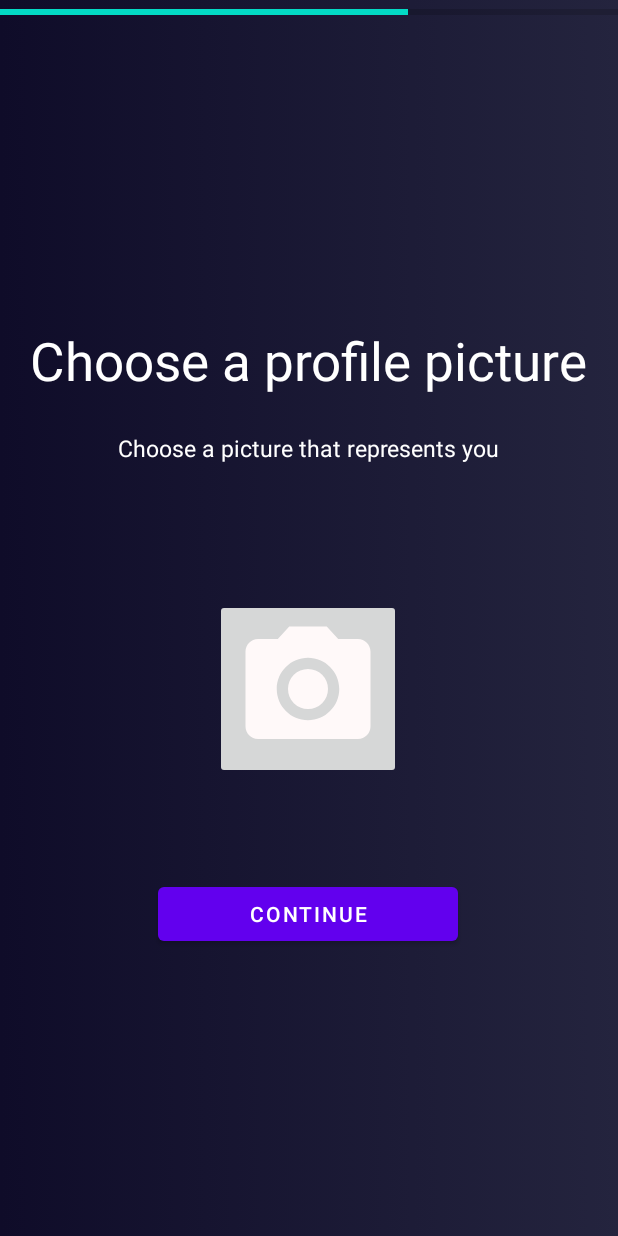
After one commit to AlexHelsing/Seeed-Sentinel-Security-System, an Android app: the UserLogin2Activity screen opened directly, with no data from a screen before it, on a phone screen of 412 x 824 dp. The commit adds this screen. Run offline under Robolectric (Android 15) with nearby library versions, the phone set to English and light mode, and no system bars.

Commit message:
add login/create account page, add basic functionality to buttons to progress through screens

```diff
--- /dev/null
+++ b/Client/app/src/main/java/com/example/androidapp/UserLogin2Activity.java
@@ -0,0 +1,27 @@
+package com.example.androidapp;
+
+import androidx.appcompat.app.AppCompatActivity;
+
+import android.annotation.SuppressLint;
+import android.content.Intent;
+import android.os.Bundle;
+import android.widget.Button;
+
+public class UserLogin2Activity extends AppCompatActivity {
+
+    Button continueButton;
+
+    @SuppressLint("MissingInflatedId")
+    @Override
+    protected void onCreate(Bundle savedInstanceState) {
+        super.onCreate(savedInstanceState);
+        setContentView(R.layout.activity_user_login2);
+
+        continueButton = findViewById(R.id.btn_continue2);
+        continueButton.setOnClickListener(view -> {
+            // start alarm status activity
+            Intent intent = new Intent(UserLogin2Activity.this, UserLoginPatternActivity.class);
+            startActivity(intent);
+        });
+    }
+}
--- /dev/null
+++ b/Client/app/src/main/res/drawable/ic_camera.xml
@@ -0,0 +1,6 @@
+<vector android:height="100dp" android:tint="#FFF9F9"
+    android:viewportHeight="24" android:viewportWidth="24"
+    android:width="100dp" xmlns:android="http://schemas.android.com/apk/res/android">
+    <path android:fillColor="@android:color/white" android:pathData="M12,12m-3.2,0a3.2,3.2 0,1 1,6.4 0a3.2,3.2 0,1 1,-6.4 0"/>
+    <path android:fillColor="@android:color/white" android:pathData="M9,2L7.17,4L4,4c-1.1,0 -2,0.9 -2,2v12c0,1.1 0.9,2 2,2h16c1.1,0 2,-0.9 2,-2L22,6c0,-1.1 -0.9,-2 -2,-2h-3.17L15,2L9,2zM12,17c-2.76,0 -5,-2.24 -5,-5s2.24,-5 5,-5 5,2.24 5,5 -2.24,5 -5,5z"/>
+</vector>
--- a/Client/app/src/main/res/layout/activity_main.xml
+++ b/Client/app/src/main/res/layout/activity_main.xml
@@ -163,6 +163,7 @@
             android:layout_column="1"
             android:layout_margin="12dp">
             <LinearLayout
+                android:id="@+id/placeholder_button"
                 android:background="@color/bluelaw3"
                 android:layout_width="match_parent"
                 android:layout_height="match_parent"
@@ -178,7 +179,6 @@
                     android:contentDescription="@string/placeholder_icon" />
 
                 <TextView
-                    android:id="@+id/placeholder_button"
                     android:layout_width="wrap_content"
                     android:layout_height="wrap_content"
                     android:text="@string/placeholder"
--- /dev/null
+++ b/Client/app/src/main/res/layout/activity_user_login2.xml
@@ -0,0 +1,75 @@
+<?xml version="1.0" encoding="utf-8"?>
+<androidx.constraintlayout.widget.ConstraintLayout xmlns:android="http://schemas.android.com/apk/res/android"
+    xmlns:app="http://schemas.android.com/apk/res-auto"
+    xmlns:tools="http://schemas.android.com/tools"
+    android:layout_width="match_parent"
+    android:layout_height="match_parent"
+    tools:context=".UserLogin2Activity"
+    android:background="@drawable/bluegradient">
+
+    <ProgressBar
+        android:id="@+id/progressBar2"
+        android:progress="66"
+        style="?android:attr/progressBarStyleHorizontal"
+        android:layout_width="match_parent"
+        android:layout_height="wrap_content"
+        app:layout_constraintBottom_toBottomOf="parent"
+        app:layout_constraintEnd_toEndOf="parent"
+        app:layout_constraintHorizontal_bias="0.498"
+        app:layout_constraintStart_toStartOf="parent"
+        app:layout_constraintTop_toTopOf="parent"
+        app:layout_constraintVertical_bias="0.0" />
+
+    <TextView
+        android:id="@+id/textView2"
+        android:layout_width="wrap_content"
+        android:layout_height="wrap_content"
+        android:text="Choose a profile picture"
+        android:textColor="@color/white"
+        android:textSize="35dp"
+        app:layout_constraintBottom_toBottomOf="parent"
+        app:layout_constraintEnd_toEndOf="parent"
+        app:layout_constraintHorizontal_bias="0.496"
+        app:layout_constraintStart_toStartOf="parent"
+        app:layout_constraintTop_toTopOf="parent"
+        app:layout_constraintVertical_bias="0.279" />
+
+    <TextView
+        android:id="@+id/textView3"
+        android:layout_width="wrap_content"
+        android:layout_height="wrap_content"
+        android:text="Choose a picture that represents you"
+        android:textColor="@color/white"
+        android:textSize="15dp"
+        app:layout_constraintBottom_toBottomOf="parent"
+        app:layout_constraintEnd_toEndOf="parent"
+        app:layout_constraintStart_toStartOf="parent"
+        app:layout_constraintTop_toBottomOf="@+id/textView2"
+        app:layout_constraintVertical_bias="0.044" />
+
+    <ImageButton
+        android:id="@+id/imageButton"
+        android:layout_width="wrap_content"
+        android:layout_height="wrap_content"
+        app:layout_constraintBottom_toBottomOf="parent"
+        app:layout_constraintEnd_toEndOf="parent"
+        app:layout_constraintHorizontal_bias="0.498"
+        app:layout_constraintStart_toStartOf="parent"
+        app:layout_constraintTop_toBottomOf="@+id/textView3"
+        app:layout_constraintVertical_bias="0.228"
+        app:srcCompat="@drawable/ic_camera" />
+
+    <Button
+        android:id="@+id/btn_continue2"
+        android:layout_width="200dp"
+        android:layout_height="wrap_content"
+        android:text="Continue"
+        app:layout_constraintBottom_toBottomOf="parent"
+        app:layout_constraintEnd_toEndOf="parent"
+        app:layout_constraintHorizontal_bias="0.498"
+        app:layout_constraintStart_toStartOf="parent"
+        app:layout_constraintTop_toBottomOf="@+id/imageButton"
+        app:layout_constraintVertical_bias="0.258" />
+
+
+</androidx.constraintlayout.widget.ConstraintLayout>
--- a/Client/app/src/main/res/values/strings.xml
+++ b/Client/app/src/main/res/values/strings.xml
@@ -22,5 +22,7 @@
     <string name="save_pattern">Save pattern</string>
     <string name="status_active">Status: Active</string>
     <string name="status_armed">Status: Armed</string>
+    <string name="create_account">Create Account</string>
+    <string name="sign_in">Sign in</string>
 
 </resources>
```
Also changed, not shown: Client/app/src/main/AndroidManifest.xml (+13 -7 lines), Client/app/src/main/java/com/example/androidapp/LoginPageActivity.java (added, +34 -0 lines), Client/app/src/main/java/com/example/androidapp/MainActivity.java (+11 -0 lines), Client/app/src/main/java/com/example/androidapp/UserLoginActivity.java (added, +27 -0 lines), Client/app/src/main/java/com/example/androidapp/UserLoginPatternActivity.java (added, +31 -0 lines), Client/app/src/main/res/layout/activity_login_page.xml (added, +53 -0 lines), Client/app/src/main/res/layout/activity_user_login.xml (added, +67 -0 lines), Client/app/src/main/res/layout/activity_user_login_pattern.xml (added, +80 -0 lines).
